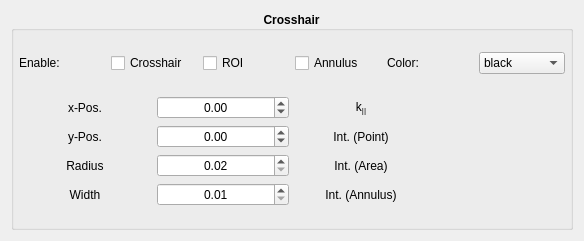
This is kmap/ui/crosshairannulus.ui in brands-d/kMap as Qt 5 draws it before an edit. The edited form follows.
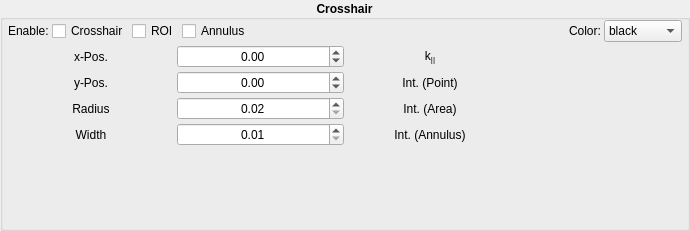
This is the edited form.

The edit to the form file:
```diff
--- a/kmap/ui/crosshairannulus.ui
+++ b/kmap/ui/crosshairannulus.ui
@@ -6,14 +6,29 @@
    <rect>
     <x>0</x>
     <y>0</y>
-    <width>584</width>
-    <height>241</height>
+    <width>690</width>
+    <height>231</height>
    </rect>
   </property>
   <property name="windowTitle">
    <string>Form</string>
   </property>
   <layout class="QHBoxLayout" name="horizontalLayout">
+   <property name="spacing">
+    <number>0</number>
+   </property>
+   <property name="leftMargin">
+    <number>0</number>
+   </property>
+   <property name="topMargin">
+    <number>0</number>
+   </property>
+   <property name="rightMargin">
+    <number>0</number>
+   </property>
+   <property name="bottomMargin">
+    <number>0</number>
+   </property>
    <item>
     <widget class="QGroupBox" name="groupbox">
      <property name="font">
@@ -30,17 +45,20 @@
       <set>Qt::AlignCenter</set>
      </property>
      <layout class="QVBoxLayout" name="layout">
+      <property name="spacing">
+       <number>3</number>
+      </property>
       <property name="leftMargin">
        <number>5</number>
       </property>
       <property name="topMargin">
-       <number>5</number>
+       <number>0</number>
       </property>
       <property name="rightMargin">
        <number>5</number>
       </property>
       <property name="bottomMargin">
-       <number>5</number>
+       <number>0</number>
       </property>
       <item>
        <layout class="QHBoxLayout" name="top_layout">
@@ -98,6 +116,19 @@
           </property>
          </widget>
         </item>
+        <item>
+         <spacer name="horizontalSpacer">
+          <property name="orientation">
+           <enum>Qt::Horizontal</enum>
+          </property>
+          <property name="sizeHint" stdset="0">
+           <size>
+            <width>40</width>
+            <height>20</height>
+           </size>
+          </property>
+         </spacer>
+        </item>
         <item>
          <widget class="QLabel" name="color_label">
           <property name="font">
@@ -477,6 +508,19 @@
         </item>
        </layout>
       </item>
+      <item>
+       <spacer name="verticalSpacer">
+        <property name="orientation">
+         <enum>Qt::Vertical</enum>
+        </property>
+        <property name="sizeHint" stdset="0">
+         <size>
+          <width>20</width>
+          <height>40</height>
+         </size>
+        </property>
+       </spacer>
+      </item>
      </layout>
     </widget>
    </item>
```
Left out of the diff: 336 changed lines with no effect on the pictures.
